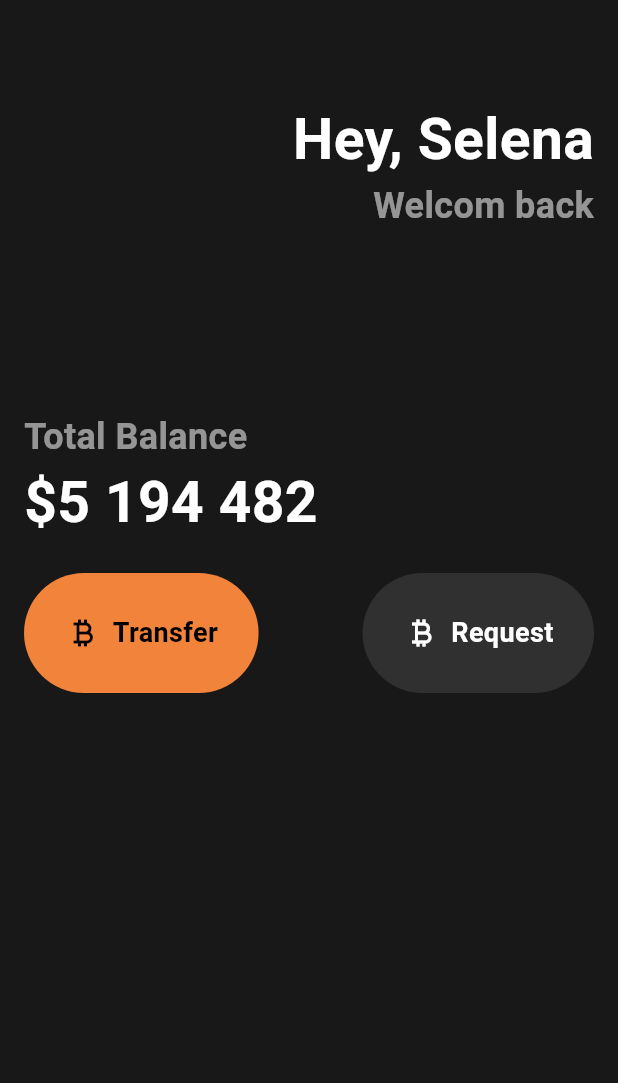
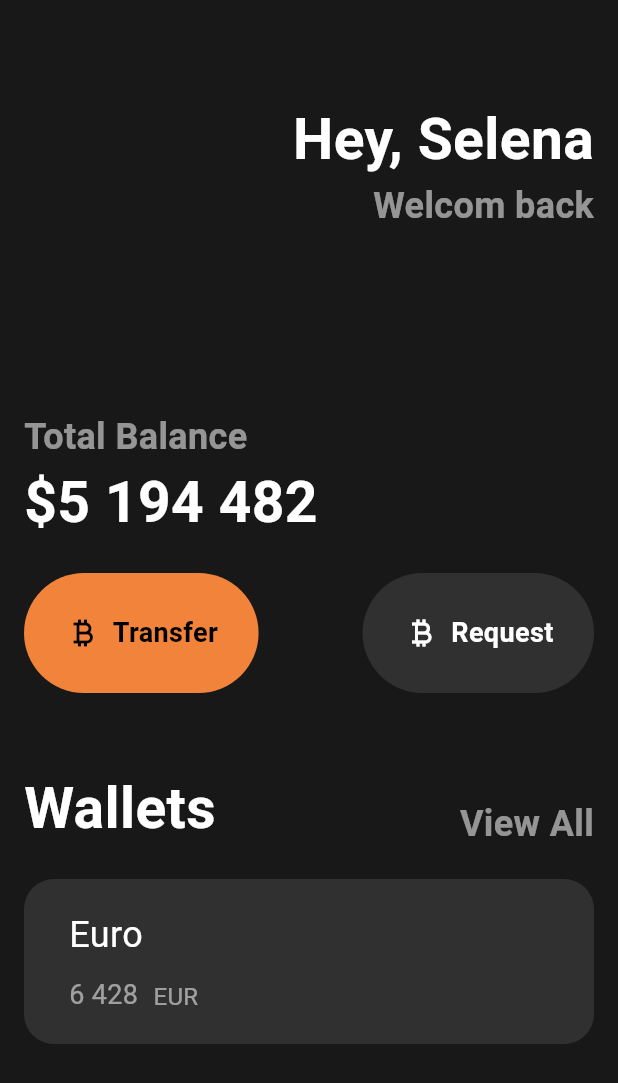
Before and after one commit to Young-Gon/CachWallets, a Flutter app: the screen it shows after launch, on a phone screen of 412 x 824 dp. Shown: the top 1083 px of the screen. Run offline on Flutter 3.47's test engine with Material 3 defaults, Android fonts, the phone set to English and light mode, and no system bars.

Commit message:
강의 3.6 Currency Card 작성

```diff
--- a/lib/main.dart
+++ b/lib/main.dart
@@ -24,15 +24,15 @@ class MyHomePage extends StatelessWidget {
 
   @override
   Widget build(BuildContext context) {
-    return const Scaffold(
-      backgroundColor: Color(0xff181818),
+    return Scaffold(
+      backgroundColor: const Color(0xff181818),
       body: Padding(
-        padding: EdgeInsets.all(16.0),
+        padding: const EdgeInsets.all(16.0),
         child: Column(
           crossAxisAlignment: CrossAxisAlignment.start,
           children: [
-            SizedBox(height: 50),
-            Row(
+            const SizedBox(height: 50),
+            const Row(
               mainAxisAlignment: MainAxisAlignment.end,
               children: [
                 Column(
@@ -58,8 +58,8 @@ class MyHomePage extends StatelessWidget {
                 ),
               ],
             ),
-            SizedBox(height: 120),
-            Text(
+            const SizedBox(height: 120),
+            const Text(
               style: TextStyle(
                 color: Colors.white54,
                 fontSize: 24,
@@ -67,7 +67,7 @@ class MyHomePage extends StatelessWidget {
               ),
               "Total Balance",
             ),
-            Text(
+            const Text(
               style: TextStyle(
                 color: Colors.white,
                 fontSize: 38,
@@ -75,8 +75,8 @@ class MyHomePage extends StatelessWidget {
               ),
               "\$5 194 482",
             ),
-            SizedBox(height: 20),
-            Row(
+            const SizedBox(height: 20),
+            const Row(
               mainAxisAlignment: MainAxisAlignment.spaceBetween,
               children: [
                 Button(
@@ -90,6 +90,72 @@ class MyHomePage extends StatelessWidget {
                   textColor: Colors.white,
                 ),
               ],
+            ),
+            const SizedBox(height: 50),
+            const Row(
+              mainAxisAlignment: MainAxisAlignment.spaceBetween,
+              crossAxisAlignment: CrossAxisAlignment.end,
+              children: [
+                Text(
+                  style: TextStyle(
+                    color: Colors.white,
+                    fontSize: 38,
+                    fontWeight: FontWeight.bold,
+                  ),
+                  "Wallets",
+                ),
+                Text(
+                  style: TextStyle(
+                    color: Colors.white54,
+                    fontSize: 24,
+                    fontWeight: FontWeight.bold,
+                  ),
+                  "View All",
+                ),
+              ],
+            ),
+            const SizedBox(height: 20),
+            Container(
+              decoration: BoxDecoration(
+                color: Colors.white10,
+                borderRadius: BorderRadius.circular(20),
+              ),
+              padding: const EdgeInsets.symmetric(vertical: 20, horizontal: 30),
+              child: const Row(
+                mainAxisAlignment: MainAxisAlignment.spaceBetween,
+                children: [
+                  Column(
+                    crossAxisAlignment: CrossAxisAlignment.start,
+                    children: [
+                      Text(
+                        style: TextStyle(color: Colors.white, fontSize: 24),
+                        "Euro",
+                      ),
+                      SizedBox(height: 10),
+                      Row(
+                        crossAxisAlignment: CrossAxisAlignment.end,
+                        children: [
+                          Text(
+                            style: TextStyle(
+                              color: Colors.white54,
+                              fontSize: 18,
+                            ),
+                            "6 428",
+                          ),
+                          SizedBox(width: 10),
+                          Text(
+                            style: TextStyle(
+                              color: Colors.white54,
+                              fontSize: 16,
+                            ),
+                            "EUR",
+                          ),
+                        ],
+                      ),
+                    ],
+                  ),
+                ],
+              ),
             ),
           ],
         ),
```
